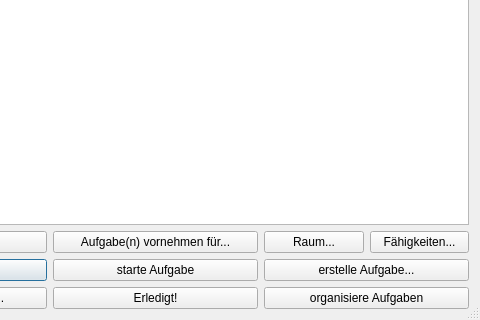
Above: src/ui/task_list.ui from amogorkon/watnu before the change; both pictures show x 169 to 649 and y 182 to 502 of the 649 by 502 pixel window. Below: the same form after it.
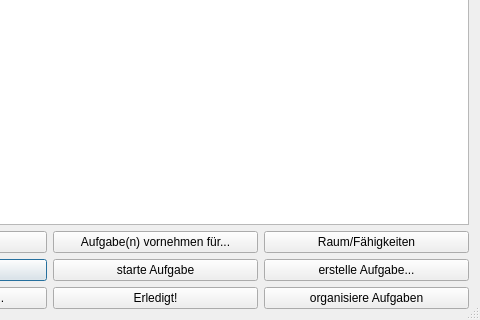
That is the form after the change.

The edit to the form file:
```diff
--- a/src/ui/task_list.ui
+++ b/src/ui/task_list.ui
@@ -483,7 +483,7 @@
           </sizepolicy>
          </property>
          <property name="text">
-          <string>Raum...</string>
+          <string>Raum/Fähigkeiten</string>
          </property>
          <property name="shortcut">
           <string>9</string>
@@ -493,22 +493,6 @@
          </property>
         </widget>
        </item>
-       <item>
-        <widget class="QPushButton" name="button9b">
-         <property name="sizePolicy">
-          <sizepolicy hsizetype="MinimumExpanding" vsizetype="Minimum">
-           <horstretch>0</horstretch>
-           <verstretch>0</verstretch>
-          </sizepolicy>
-         </property>
-         <property name="text">
-          <string>Fähigkeiten...</string>
-         </property>
-         <property name="shortcut">
-          <string>Ctrl+9</string>
-         </property>
-        </widget>
-       </item>
       </layout>
      </item>
     </layout>
```
Left out of the diff: 2 changed lines with no effect on the pictures.
